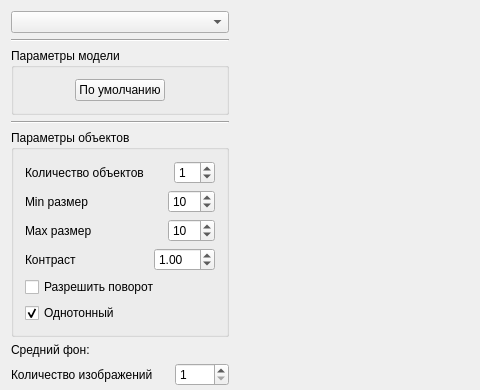
Before: the Qt Designer form ImageGenerator/ImageGenerator/ImageGenerator.ui in Fullback22/imageModels, drawn with Qt 5; both pictures show x 0 to 480 and y 0 to 390 of the 973 by 627 pixel window.
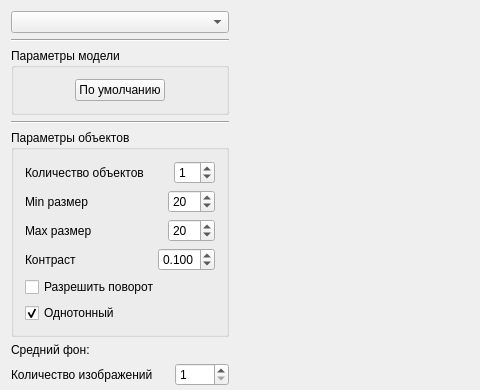
After: the same form once the commit is applied.

```diff
--- a/ImageGenerator/ImageGenerator/ImageGenerator.ui
+++ b/ImageGenerator/ImageGenerator/ImageGenerator.ui
@@ -133,7 +133,7 @@
                <number>999</number>
               </property>
               <property name="value">
-               <number>10</number>
+               <number>20</number>
               </property>
              </widget>
             </item>
@@ -157,7 +157,7 @@
                <number>999</number>
               </property>
               <property name="value">
-               <number>10</number>
+               <number>20</number>
               </property>
              </widget>
             </item>
@@ -175,17 +175,23 @@
             <item>
              <widget class="QDoubleSpinBox" name="spinBox_contrast">
               <property name="decimals">
-               <number>2</number>
+               <number>3</number>
               </property>
               <property name="minimum">
-               <double>-99.989999999999995</double>
+               <double>0.000000000000000</double>
+              </property>
+              <property name="maximum">
+               <double>0.999000000000000</double>
               </property>
               <property name="singleStep">
+               <double>0.010000000000000</double>
+              </property>
+              <property name="stepType">
+               <enum>QAbstractSpinBox::DefaultStepType</enum>
+              </property>
+              <property name="value">
                <double>0.100000000000000</double>
               </property>
-              <property name="value">
-               <double>1.000000000000000</double>
-              </property>
              </widget>
             </item>
            </layout>
```
